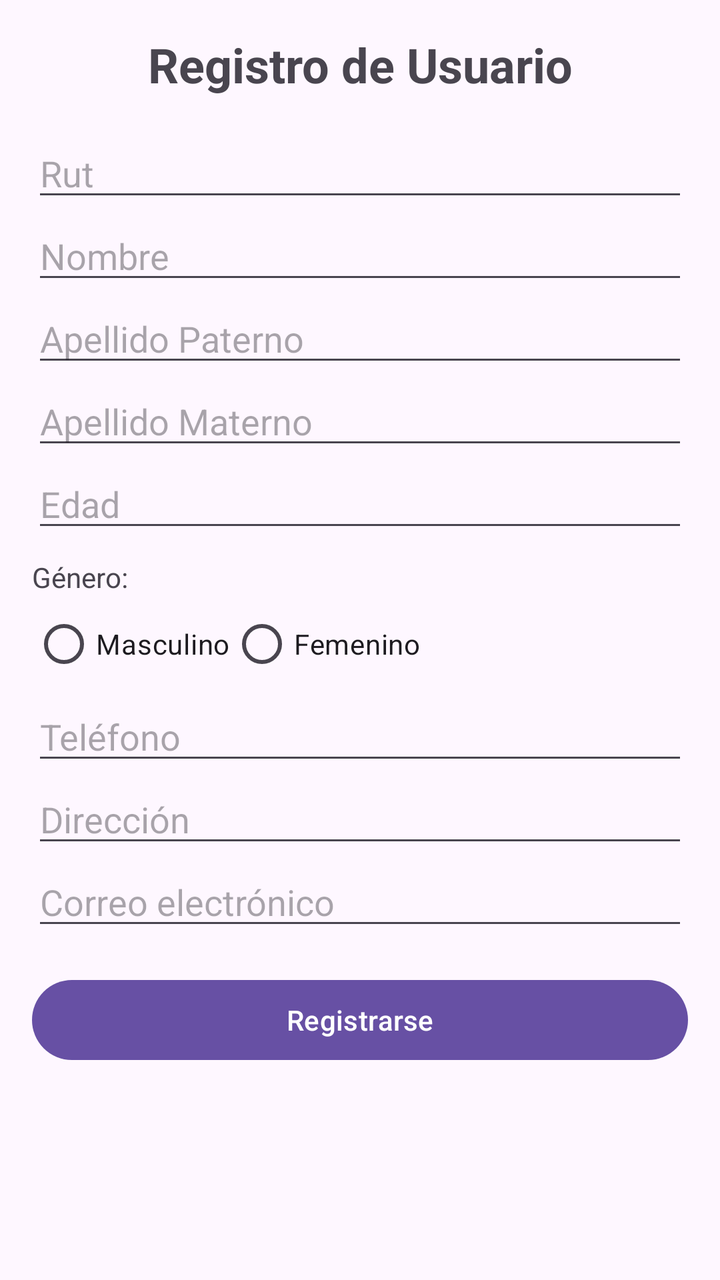
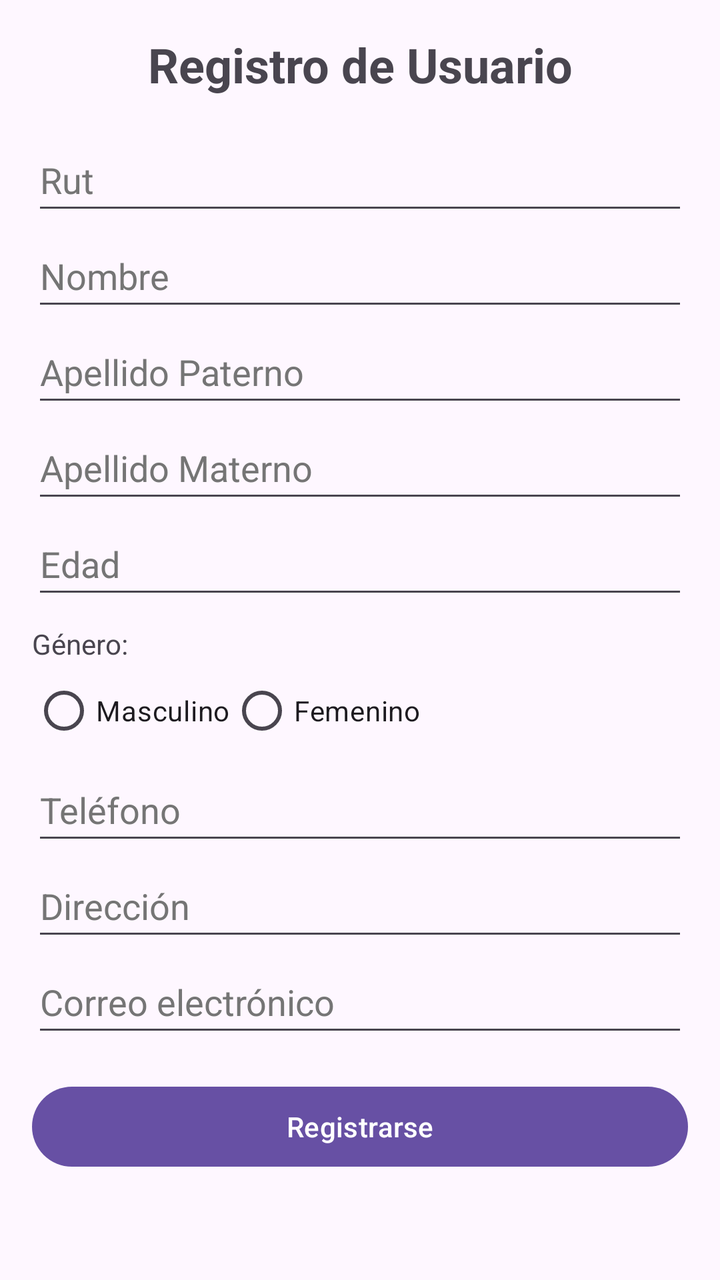

Screens rendered from an Android XML layout before and after an edit, with the pre-edit source and the edit as a unified diff.
<!-- AndroidManifest.xml: application theme Theme.Evaluacion -->
<!-- res/layout/activity_registro.xml -->
<?xml version="1.0" encoding="utf-8"?>
<androidx.constraintlayout.widget.ConstraintLayout xmlns:android="http://schemas.android.com/apk/res/android"
    xmlns:app="http://schemas.android.com/apk/res-auto"
    xmlns:tools="http://schemas.android.com/tools"
    android:id="@+id/main"
    android:layout_width="match_parent"
    android:layout_height="match_parent"
    tools:context=".RegistroActivity"
    tools:ignore="Typos"> 

    <ScrollView
        android:layout_width="match_parent"
        android:layout_height="match_parent"
        app:layout_constraintTop_toTopOf="parent"
        app:layout_constraintBottom_toBottomOf="parent"
        app:layout_constraintStart_toStartOf="parent"
        app:layout_constraintEnd_toEndOf="parent">

        <LinearLayout
            android:layout_width="match_parent"
            android:layout_height="wrap_content"
            android:orientation="vertical"
            android:padding="16dp">

            <TextView
                android:layout_width="match_parent"
                android:layout_height="wrap_content"
                android:text="@string/registro_titulo"
                android:textSize="24sp"
                android:textStyle="bold"
                android:textAlignment="center"
                android:layout_marginBottom="16dp"/>

            <EditText
                android:id="@+id/etRut"
                android:layout_width="match_parent"
                android:layout_height="wrap_content"
                android:hint="@string/hint_rut"
                android:inputType="text"
                android:importantForAutofill="no"
                tools:ignore="Autofill" />

            <EditText
                android:id="@+id/etNombre"
                android:layout_width="match_parent"
                android:layout_height="wrap_content"
                android:hint="@string/hint_nombre"
                android:inputType="textPersonName"
                android:autofillHints="name" />

            <EditText
                android:id="@+id/etApellidoPaterno"
                android:layout_width="match_parent"
                android:layout_height="wrap_content"
                android:hint="@string/hint_apellido_p"
                android:inputType="textPersonName"
                android:autofillHints="personFamilyName" />

            <EditText
                android:id="@+id/etApellidoMaterno"
                android:layout_width="match_parent"
                android:layout_height="wrap_content"
                android:hint="@string/hint_apellido_m"
                android:inputType="textPersonName"
                android:autofillHints="personFamilyName" />

            <EditText
                android:id="@+id/etEdad"
                android:layout_width="match_parent"
                android:layout_height="wrap_content"
                android:hint="@string/hint_edad"
                android:inputType="number"
                android:importantForAutofill="no"
                tools:ignore="Autofill" />

            <TextView
                android:layout_width="match_parent"
                android:layout_height="wrap_content"
                android:text="@string/genero_titulo"
                android:layout_marginTop="8dp"/>

            <RadioGroup
                android:id="@+id/rgGenero"
                android:layout_width="match_parent"
                android:layout_height="wrap_content"
                android:orientation="horizontal">
                <RadioButton
                    android:id="@+id/rbMasculino"
                    android:layout_width="wrap_content"
                    android:layout_height="wrap_content"
                    android:text="@string/genero_masculino"/>
                <RadioButton
                    android:id="@+id/rbFemenino"
                    android:layout_width="wrap_content"
                    android:layout_height="wrap_content"
                    android:text="@string/genero_femenino"/>
            </RadioGroup>

            <EditText
                android:id="@+id/etTelefono"
                android:layout_width="match_parent"
                android:layout_height="wrap_content"
                android:hint="@string/hint_telefono"
                android:inputType="phone"
                android:autofillHints="phone" />

            <EditText
                android:id="@+id/etDireccion"
                android:layout_width="match_parent"
                android:layout_height="wrap_content"
                android:hint="@string/hint_direccion"
                android:inputType="textPostalAddress"
                android:autofillHints="postalAddress" />

            <EditText
                android:id="@+id/etCorreo"
                android:layout_width="match_parent"
                android:layout_height="wrap_content"
                android:hint="@string/hint_correo"
                android:inputType="textEmailAddress"
                android:autofillHints="emailAddress" />

            <Button
                android:id="@+id/btnRegistrar"
                android:layout_width="match_parent"
                android:layout_height="wrap_content"
                android:text="@string/btn_registrar"
                android:layout_marginTop="16dp"/>
        </LinearLayout>
    </ScrollView>
</androidx.constraintlayout.widget.ConstraintLayout>
<!-- resources referenced by this layout -->
<resources>
  <string name="btn_registrar">Registrarse</string>
  <string name="genero_femenino">Femenino</string>
  <string name="genero_masculino">Masculino</string>
  <string name="genero_titulo">Género:</string>
  <string name="hint_apellido_m">Apellido Materno</string>
  <string name="hint_apellido_p">Apellido Paterno</string>
  <string name="hint_correo">Correo electrónico</string>
  <string name="hint_direccion">Dirección</string>
  <string name="hint_edad">Edad</string>
  <string name="hint_nombre">Nombre</string>
  <string name="hint_rut">Rut</string>
  <string name="hint_telefono">Teléfono</string>
  <string name="registro_titulo">Registro de Usuario</string>
  <style name="Theme.Evaluacion" parent="Base.Theme.Evaluacion" />
  <style name="Base.Theme.Evaluacion" parent="Theme.Material3.DayNight.NoActionBar">
          
          
      </style>
</resources>

<!-- the commit's change to res/layout/activity_registro.xml (unified diff, before → after) -->
@@ -6,7 +6,7 @@
     android:layout_width="match_parent"
     android:layout_height="match_parent"
     tools:context=".RegistroActivity"
-    tools:ignore="Typos"> 
+    tools:ignore="Typos,VisualLintTextFieldSize,VisualLintButtonSize,VisualLintBounds">
 
     <ScrollView
         android:layout_width="match_parent"
@@ -35,6 +35,8 @@
                 android:id="@+id/etRut"
                 android:layout_width="match_parent"
                 android:layout_height="wrap_content"
+                android:minHeight="48dp"
+                android:textColorHint="#757575"
                 android:hint="@string/hint_rut"
                 android:inputType="text"
                 android:importantForAutofill="no"
@@ -44,6 +46,8 @@
                 android:id="@+id/etNombre"
                 android:layout_width="match_parent"
                 android:layout_height="wrap_content"
+                android:minHeight="48dp"
+                android:textColorHint="#757575"
                 android:hint="@string/hint_nombre"
                 android:inputType="textPersonName"
                 android:autofillHints="name" />
@@ -52,6 +56,8 @@
                 android:id="@+id/etApellidoPaterno"
                 android:layout_width="match_parent"
                 android:layout_height="wrap_content"
+                android:minHeight="48dp"
+                android:textColorHint="#757575"
                 android:hint="@string/hint_apellido_p"
                 android:inputType="textPersonName"
                 android:autofillHints="personFamilyName" />
@@ -60,6 +66,8 @@
                 android:id="@+id/etApellidoMaterno"
                 android:layout_width="match_parent"
                 android:layout_height="wrap_content"
+                android:minHeight="48dp"
+                android:textColorHint="#757575"
                 android:hint="@string/hint_apellido_m"
                 android:inputType="textPersonName"
                 android:autofillHints="personFamilyName" />
@@ -68,6 +76,8 @@
                 android:id="@+id/etEdad"
                 android:layout_width="match_parent"
                 android:layout_height="wrap_content"
+                android:minHeight="48dp"
+                android:textColorHint="#757575"
                 android:hint="@string/hint_edad"
                 android:inputType="number"
                 android:importantForAutofill="no"
@@ -88,11 +98,13 @@
                     android:id="@+id/rbMasculino"
                     android:layout_width="wrap_content"
                     android:layout_height="wrap_content"
+                    android:minHeight="48dp"
                     android:text="@string/genero_masculino"/>
                 <RadioButton
                     android:id="@+id/rbFemenino"
                     android:layout_width="wrap_content"
                     android:layout_height="wrap_content"
+                    android:minHeight="48dp"
                     android:text="@string/genero_femenino"/>
             </RadioGroup>
 
@@ -100,6 +112,8 @@
                 android:id="@+id/etTelefono"
                 android:layout_width="match_parent"
                 android:layout_height="wrap_content"
+                android:minHeight="48dp"
+                android:textColorHint="#757575"
                 android:hint="@string/hint_telefono"
                 android:inputType="phone"
                 android:autofillHints="phone" />
@@ -108,6 +122,8 @@
                 android:id="@+id/etDireccion"
                 android:layout_width="match_parent"
                 android:layout_height="wrap_content"
+                android:minHeight="48dp"
+                android:textColorHint="#757575"
                 android:hint="@string/hint_direccion"
                 android:inputType="textPostalAddress"
                 android:autofillHints="postalAddress" />
@@ -116,6 +132,8 @@
                 android:id="@+id/etCorreo"
                 android:layout_width="match_parent"
                 android:layout_height="wrap_content"
+                android:minHeight="48dp"
+                android:textColorHint="#757575"
                 android:hint="@string/hint_correo"
                 android:inputType="textEmailAddress"
                 android:autofillHints="emailAddress" />
